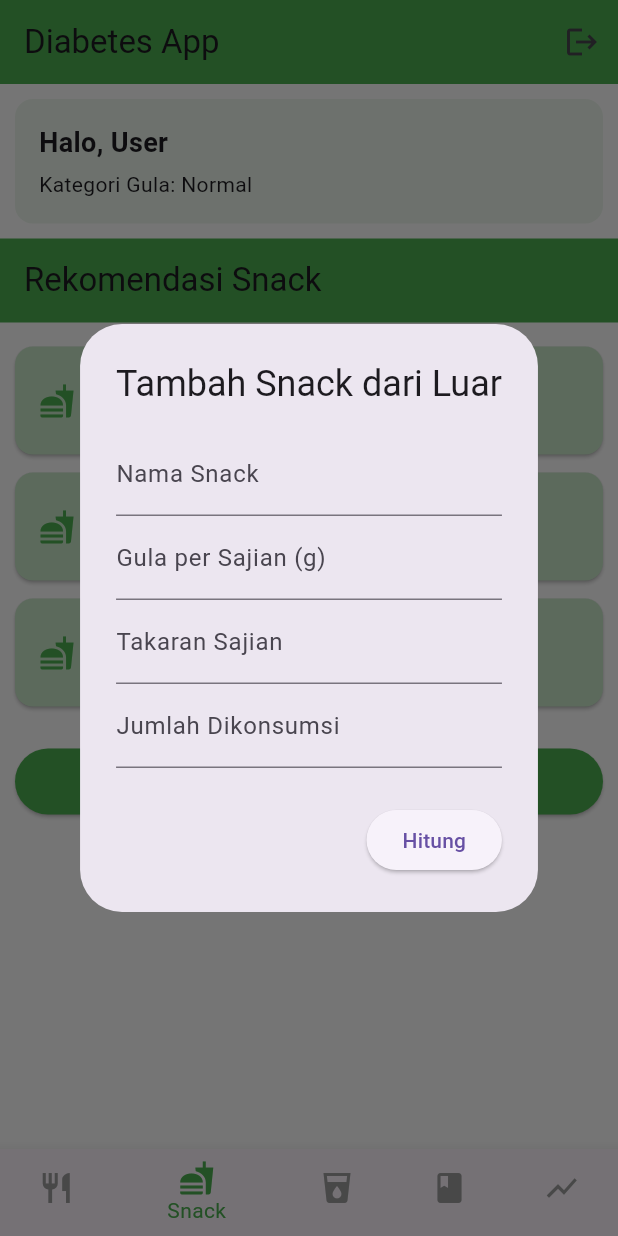
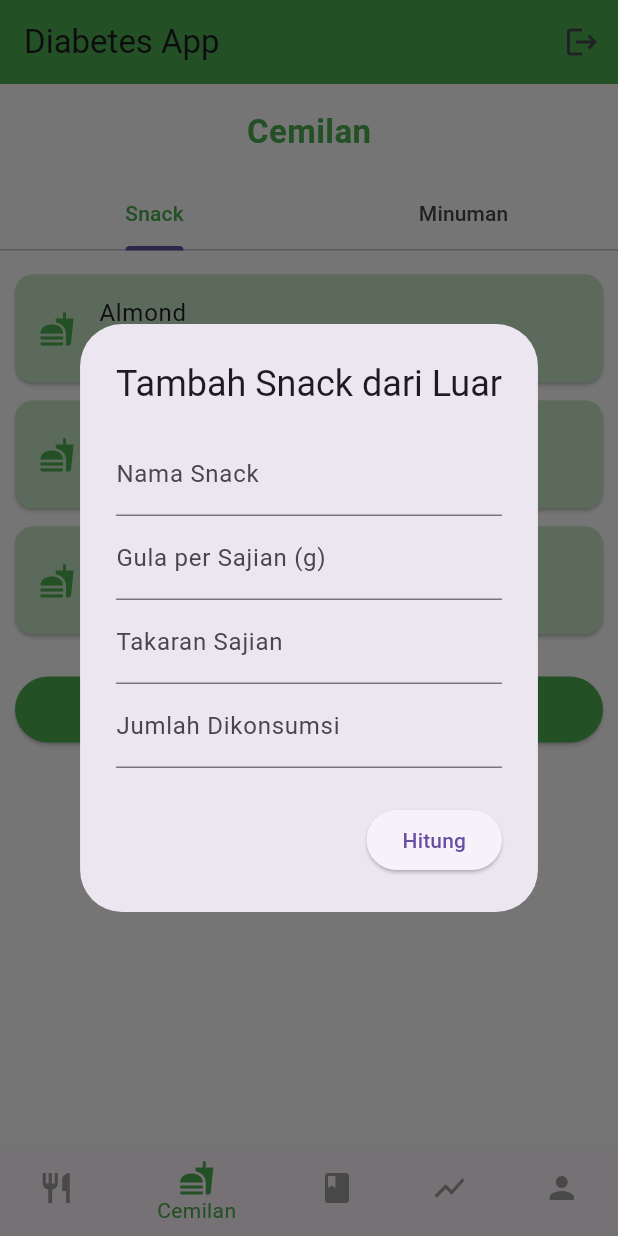
Before and after one commit to syahriandis/pbl-smester4, a Flutter app: the HomePage screen opened directly, item 2 of the bottom bar chosen, after a tap on "Tambah Snack dari Luar", on a phone screen of 412 x 824 dp. Run offline on Flutter 3.47's test engine with Material 3 defaults, Android fonts, the phone set to English and light mode, and no system bars; our stand-ins replace cached_network_image; network calls fail.

Commit message:
memperbaiki halaman2

```diff
--- a/lib/pages/home_page.dart
+++ b/lib/pages/home_page.dart
@@ -2,10 +2,10 @@ import 'package:flutter/material.dart';
 import '../color.dart';
 import 'menu_page.dart';
 import 'snack_page.dart';
-import 'drink_page.dart';
 import 'recipe_page.dart';
 import 'chart_page.dart';
 import 'login_page.dart';
+import 'account_page.dart';
 
 class HomePage extends StatefulWidget {
   final String nama;
@@ -24,12 +24,12 @@ class HomePage extends StatefulWidget {
 class HomePageState extends State<HomePage> {
   int index = 0;
 
-  final pages = [
+  late final pages = [
     MenuPage(),
-    SnackPage(),
-    DrinkPage(),
+    SnackDrinkPage(),
     RecipePage(),
     ChartPage(),
+    AccountPage(),
   ];
 
   void logout() {
@@ -45,7 +45,9 @@ class HomePageState extends State<HomePage> {
     return Scaffold(
       backgroundColor: AppColor.background,
 
-      appBar: AppBar(
+      appBar: index == 3
+      ? null
+      : AppBar(
         title: const Text("Diabetes App"),
         backgroundColor: AppColor.primary,
         actions: [
@@ -56,36 +58,7 @@ class HomePageState extends State<HomePage> {
         ],
       ),
 
-      body: Column(
-        children: [
-          // INFO USER
-          Container(
-            width: double.infinity,
-            padding: const EdgeInsets.all(16),
-            margin: const EdgeInsets.all(10),
-            decoration: BoxDecoration(
-              color: AppColor.primary.withOpacity(0.1),
-              borderRadius: BorderRadius.circular(12),
-            ),
-            child: Column(
-              crossAxisAlignment: CrossAxisAlignment.start,
-              children: [
-                Text(
-                  "Halo, ${widget.nama}",
-                  style: const TextStyle(
-                    fontSize: 18,
-                    fontWeight: FontWeight.bold,
-                  ),
-                ),
-                const SizedBox(height: 5),
-                Text("Kategori Gula: ${widget.kategori}"),
-              ],
-            ),
-          ),
-
-          Expanded(child: pages[index]),
-        ],
-      ),
+      body: pages[index], // <-- langsung tampilkan page
 
       bottomNavigationBar: BottomNavigationBar(
         selectedItemColor: AppColor.primary,
@@ -94,10 +67,10 @@ class HomePageState extends State<HomePage> {
         onTap: (i) => setState(() => index = i),
         items: const [
           BottomNavigationBarItem(icon: Icon(Icons.restaurant), label: "Menu"),
-          BottomNavigationBarItem(icon: Icon(Icons.fastfood), label: "Snack"),
-          BottomNavigationBarItem(icon: Icon(Icons.local_drink), label: "Minum"),
+          BottomNavigationBarItem(icon: Icon(Icons.fastfood), label: "Cemilan"),
           BottomNavigationBarItem(icon: Icon(Icons.book), label: "Resep"),
           BottomNavigationBarItem(icon: Icon(Icons.show_chart), label: "Chart"),
+          BottomNavigationBarItem(icon: Icon(Icons.person), label: "Akun"),
         ],
       ),
     );
--- a/lib/pages/menu_page.dart
+++ b/lib/pages/menu_page.dart
@@ -1,37 +1,64 @@
+import 'dart:convert';
 import 'package:flutter/material.dart';
+import 'package:http/http.dart' as http;
+import 'package:cached_network_image/cached_network_image.dart';
 import '../color.dart';
 
-class MenuPage extends StatelessWidget {
-  MenuPage({super.key});
+class MenuPage extends StatefulWidget {
+  const MenuPage({super.key});
 
-  final List<Map<String, String>> menu = [
-    {
-      "nama": "Nasi Merah",
-      "gambar": "assets/nasi_merah.jpg",
-      "komposisi": "Beras merah",
-      "cara": "Masak seperti nasi biasa"
-    },
-    {
-      "nama": "Ayam Rebus",
-      "gambar": "assets/ayam.jpg",
-      "komposisi": "Ayam",
-      "cara": "Rebus hingga matang"
-    },
-    {
-      "nama": "Sayur Bayam",
-      "gambar": "assets/bayam.jpg",
-      "komposisi": "Bayam",
-      "cara": "Rebus sebentar"
-    },
-    {
-      "nama": "Ikan Bakar",
-      "gambar": "assets/ikan.jpg",
-      "komposisi": "Ikan",
-      "cara": "Bakar hingga matang"
-    },
-  ];
+  @override
+  State<MenuPage> createState() => _MenuPageState();
+}
 
-  void showDetail(BuildContext context, Map<String, String> item) {
+class _MenuPageState extends State<MenuPage> {
+  List<dynamic> menu = [];
+  bool isLoading = true;
+
+  final String apiKey = "4b42705d9667427893b40d1fbcfb7fed"; // 🔴 GANTI API KEY
+
+  @override
+  void initState() {
+    super.initState();
+    fetchMenu();
+  }
+
+  Future<void> fetchMenu() async {
+    try {
+      final response = await http.get(Uri.parse(
+        'https://api.spoonacular.com/recipes/complexSearch?apiKey=$apiKey&number=6&diet=low-carb'
+      ));
+
+      final data = jsonDecode(response.body);
+      List temp = data['results'];
+
+      // ambil nutrisi tiap menu
+      for (var item in temp) {
+        final res = await http.get(Uri.parse(
+          'https://api.spoonacular.com/recipes/${item['id']}/nutritionWidget.json?apiKey=$apiKey'
+        ));
+
+        if (res.statusCode == 200) {
+          final nutri = jsonDecode(res.body);
+          item['calories'] = nutri['calories'];
+          item['carbs'] = nutri['carbs'];
+          item['protein'] = nutri['protein'];
+        }
+      }
+
+      setState(() {
+        menu = temp;
+        isLoading = false;
+      });
+    } catch (e) {
+      print("ERROR API: $e");
+      setState(() {
+        isLoading = false;
+      });
+    }
+  }
+
+  void showDetail(BuildContext context, dynamic item) {
     showDialog(
       context: context,
       builder: (_) => Dialog(
@@ -42,34 +69,47 @@ class MenuPage extends StatelessWidget {
           padding: const EdgeInsets.all(12),
           child: SingleChildScrollView(
             child: Column(
-              mainAxisSize: MainAxisSize.min,
               crossAxisAlignment: CrossAxisAlignment.start,
               children: [
                 Text(
-                  item["nama"]!,
+                  item["title"],
                   style: const TextStyle(
                     fontSize: 16,
                     fontWeight: FontWeight.bold,
                   ),
                 ),
-                const SizedBox(height: 8),
+
+                const SizedBox(height: 10),
 
                 ClipRRect(
-                  borderRadius: BorderRadius.circular(8),
-                  child: Image.asset(item["gambar"]!),
+                  borderRadius: BorderRadius.circular(10),
+                  child: CachedNetworkImage(
+                    imageUrl: (item["image"] ?? "")
+                        .replaceAll("http://", "https://"),
+                    fit: BoxFit.cover,
+                    placeholder: (context, url) =>
+                        const Center(child: CircularProgressIndicator()),
+                    errorWidget: (context, url, error) {
+                      print("ERROR DETAIL: $url");
+                      return const Icon(Icons.broken_image, size: 50);
+                    },
+                  ),
                 ),
 
-                const SizedBox(height: 8),
+                const SizedBox(height: 12),
 
-                const Text("Komposisi", style: TextStyle(fontWeight: FontWeight.bold)),
-                Text(item["komposisi"]!),
+                const Text(
+                  "Nutrisi",
+                  style: TextStyle(fontWeight: FontWeight.bold),
+                ),
 
-                const SizedBox(height: 8),
+                const SizedBox(height: 6),
 
-                const Text("Cara Membuat", style: TextStyle(fontWeight: FontWeight.bold)),
-                Text(item["cara"]!),
+                Text("🔥 Kalori: ${item["calories"] ?? '-'}"),
+                Text("🍞 Karbohidrat: ${item["carbs"] ?? '-'}"),
+                Text("💪 Protein: ${item["protein"] ?? '-'}"),
 
-                const SizedBox(height: 10),
+                const SizedBox(height: 12),
 
                 Align(
                   alignment: Alignment.centerRight,
@@ -88,69 +128,71 @@ class MenuPage extends StatelessWidget {
 
   @override
   Widget build(BuildContext context) {
+    if (isLoading) {
+      return const Center(child: CircularProgressIndicator());
+    }
+
     return GridView.builder(
-      padding: const EdgeInsets.all(8),
+      padding: const EdgeInsets.all(10),
       itemCount: menu.length,
       gridDelegate: const SliverGridDelegateWithFixedCrossAxisCount(
-        crossAxisCount: 4, // 🔥 SUPER KECIL (4 kolom)
-        crossAxisSpacing: 6,
-        mainAxisSpacing: 6,
-        childAspectRatio: 0.7,
+        crossAxisCount: 2,
+        crossAxisSpacing: 10,
+        mainAxisSpacing: 10,
+        childAspectRatio: 0.75,
       ),
       itemBuilder: (_, i) {
         final item = menu[i];
 
         return GestureDetector(
           onTap: () => showDetail(context, item),
-
           child: Container(
             decoration: BoxDecoration(
               color: AppColor.primaryLight,
-              borderRadius: BorderRadius.circular(10),
+              borderRadius: BorderRadius.circular(12),
             ),
             child: Column(
               children: [
-                // GAMBAR
                 Expanded(
                   child: ClipRRect(
                     borderRadius: const BorderRadius.vertical(
-                      top: Radius.circular(10),
+                      top: Radius.circular(12),
                     ),
-                    child: Image.asset(
-                      item["gambar"]!,
+                    child: CachedNetworkImage(
+                      imageUrl: (item["image"] ?? "")
+                          .replaceAll("http://", "https://"),
                       width: double.infinity,
                       fit: BoxFit.cover,
+                      placeholder: (context, url) =>
+                          const Center(child: CircularProgressIndicator()),
+                      errorWidget: (context, url, error) {
+                        print("ERROR GRID: $url");
+                        return const Icon(Icons.broken_image, size: 50);
+                      },
                     ),
                   ),
                 ),
 
-                // NAMA (KECIL)
                 Padding(
-                  padding: const EdgeInsets.all(4),
+                  padding: const EdgeInsets.all(6),
                   child: Text(
-                    item["nama"]!,
+                    item["title"],
                     style: const TextStyle(
-                      fontSize: 10,
+                      fontSize: 12,
                       fontWeight: FontWeight.bold,
                     ),
-                    maxLines: 1,
+                    maxLines: 2,
                     overflow: TextOverflow.ellipsis,
                     textAlign: TextAlign.center,
                   ),
                 ),
 
-                // KOMPOSISI MINI
-                Padding(
-                  padding: const EdgeInsets.symmetric(horizontal: 4),
-                  child: Text(
-                    item["komposisi"]!,
-                    style: const TextStyle(fontSize: 8),
-                    maxLines: 1,
-                    overflow: TextOverflow.ellipsis,
-                  ),
+                Text(
+                  "🔥 ${item["calories"] ?? '-'}",
+                  style: const TextStyle(fontSize: 11),
                 ),
 
-                const SizedBox(height: 3),
+                const SizedBox(height: 6),
               ],
             ),
           ),
--- a/lib/pages/snack_page.dart
+++ b/lib/pages/snack_page.dart
@@ -1,13 +1,28 @@
 import 'package:flutter/material.dart';
 import '../color.dart';
 
-class SnackPage extends StatelessWidget {
-  final List<String> snacks = [
-    "Almond",
-    "Yogurt",
-    "Apel",
-  ];
+class SnackDrinkPage extends StatefulWidget {
+  const SnackDrinkPage({Key? key}) : super(key: key);
 
+  @override
+  State<SnackDrinkPage> createState() => _SnackDrinkPageState();
+}
+
+class _SnackDrinkPageState extends State<SnackDrinkPage>
+    with SingleTickerProviderStateMixin {
+
+  late TabController _tabController;
+
+  final List<String> snacks = ["Almond", "Yogurt", "Apel"];
+  final List<String> drinks = ["Air putih", "Teh tanpa gula", "Jus alpukat"];
+
+  @override
+  void initState() {
+    super.initState();
+    _tabController = TabController(length: 2, vsync: this);
+  }
+
+  // 🔢 HITUNG GULA
   double hitungGula(double jumlah, double takaran, double gulaPerSaji) {
     return (jumlah / takaran) * gulaPerSaji;
   }
@@ -18,7 +33,8 @@ class SnackPage extends StatelessWidget {
     return "Terlalu Tinggi ❌";
   }
 
-  void showInputDialog(BuildContext context) {
+  // 🔥 DIALOG INPUT (DIPAKAI UNTUK KEDUA TAB)
+  void showInputDialog(BuildContext context, String title) {
     final namaCtrl = TextEditingController();
     final gulaCtrl = TextEditingController();
     final takaranCtrl = TextEditingController();
@@ -27,13 +43,13 @@ class SnackPage extends StatelessWidget {
     showDialog(
       context: context,
       builder: (_) => AlertDialog(
-        title: Text("Tambah Snack dari Luar"),
+        title: Text("Tambah $title dari Luar"),
         content: SingleChildScrollView(
           child: Column(
             children: [
               TextField(
                 controller: namaCtrl,
-                decoration: InputDecoration(labelText: "Nama Snack"),
+                decoration: InputDecoration(labelText: "Nama $title"),
               ),
               TextField(
                 controller: gulaCtrl,
@@ -69,61 +85,103 @@ class SnackPage extends StatelessWidget {
               showDialog(
                 context: context,
                 builder: (_) => AlertDialog(
-                  title: Text("Hasil"),
+                  title: const Text("Hasil"),
                   content: Text(
                     "Total Gula: ${gula.toStringAsFixed(1)} g\nStatus: $status",
                   ),
                 ),
               );
             },
-            child: Text("Hitung"),
+            child: const Text("Hitung"),
           )
         ],
       ),
     );
   }
 
-  @override
-  Widget build(BuildContext context) {
-    return Scaffold(
-      appBar: AppBar(
-        title: Text("Rekomendasi Snack"),
-        backgroundColor: AppColor.primary,
-      ),
-
-      body: ListView(
-        padding: EdgeInsets.all(10),
+  // 🧃 WIDGET LIST
+  Widget buildList(List<String> items, IconData icon, String subtitle, String type) {
+    return ListView(
+      padding: const EdgeInsets.all(10),
       children: [
-          // 🔹 LIST REKOMENDASI
-          ...snacks.map((e) {
+        ...items.map((e) {
           return Card(
             color: AppColor.primaryLight,
             shape: RoundedRectangleBorder(
               borderRadius: BorderRadius.circular(12),
             ),
-              margin: EdgeInsets.symmetric(vertical: 6),
+            margin: const EdgeInsets.symmetric(vertical: 6),
             child: ListTile(
               title: Text(e),
-                leading: Icon(Icons.fastfood, color: AppColor.primary),
-                subtitle: Text("Rekomendasi untuk gula darah stabil"),
+              leading: Icon(icon, color: AppColor.primary),
+              subtitle: Text(subtitle),
             ),
           );
         }).toList(),
 
-          SizedBox(height: 20),
+        const SizedBox(height: 20),
 
-          // 🔥 BUTTON TAMBAH DARI LUAR
         ElevatedButton.icon(
           style: ElevatedButton.styleFrom(
             backgroundColor: AppColor.primary,
-              padding: EdgeInsets.symmetric(vertical: 12),
+            padding: const EdgeInsets.symmetric(vertical: 12),
           ),
-            onPressed: () => showInputDialog(context),
-            icon: Icon(Icons.add),
-            label: Text("Tambah Snack dari Luar"),
+          onPressed: () => showInputDialog(context, type),
+          icon: const Icon(Icons.add),
+          label: Text("Tambah $type dari Luar"),
+        ),
+      ],
+    );
+  }
+
+  @override
+  Widget build(BuildContext context) {
+    return Column(
+      children: [
+        // HEADER
+        Padding(
+          padding: const EdgeInsets.all(16),
+          child: Text(
+            "Cemilan",
+            style: TextStyle(
+              fontSize: 22,
+              fontWeight: FontWeight.bold,
+              color: AppColor.primary,
+            ),
+          ),
+        ),
+
+        // TAB
+        TabBar(
+          controller: _tabController,
+          labelColor: AppColor.primary,
+          tabs: const [
+            Tab(text: "Snack"),
+            Tab(text: "Minuman"),
+          ],
+        ),
+
+        // ISI + SWIPE
+        Expanded(
+          child: TabBarView(
+            controller: _tabController,
+            children: [
+              buildList(
+                snacks,
+                Icons.fastfood,
+                "Rekomendasi untuk gula stabil",
+                "Snack",
+              ),
+              buildList(
+                drinks,
+                Icons.local_drink,
+                "Aman untuk penderita diabetes",
+                "Minuman",
               ),
             ],
           ),
+        ),
+      ],
     );
   }
 }
--- a/pubspec.yaml
+++ b/pubspec.yaml
@@ -30,10 +30,13 @@ environment:
 dependencies:
   flutter:
     sdk: flutter
+  cupertino_icons: ^1.0.8
+  http: ^0.13.6
+  cached_network_image: ^3.3.1
 
   # The following adds the Cupertino Icons font to your application.
   # Use with the CupertinoIcons class for iOS style icons.
-  cupertino_icons: ^1.0.8
+
 
 dev_dependencies:
   flutter_test:
```
Also changed, not shown: lib/pages/account_page.dart (added, +84 -0 lines), lib/pages/chart_page.dart (+23 -1 lines), pubspec.lock, 4 other files. Lines whose indentation alone changed are shown as unchanged.
